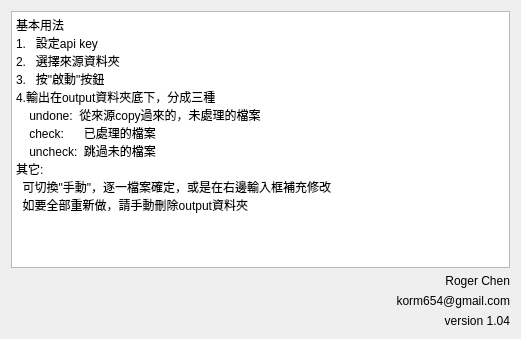
Old version of the form stageTr/LayerHelp.ui in the repository roger0816/L2TR.
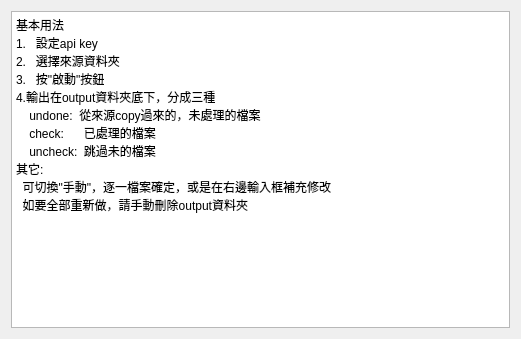
New version of the form.

The edit to the form file:
```diff
--- a/stageTr/LayerHelp.ui
+++ b/stageTr/LayerHelp.ui
@@ -14,16 +14,6 @@
    <string>Form</string>
   </property>
   <layout class="QGridLayout" name="gridLayout">
-   <item row="3" column="0">
-    <widget class="QLabel" name="label">
-     <property name="text">
-      <string>version 1.04</string>
-     </property>
-     <property name="alignment">
-      <set>Qt::AlignRight|Qt::AlignTrailing|Qt::AlignVCenter</set>
-     </property>
-    </widget>
-   </item>
    <item row="0" column="0">
     <widget class="QTextEdit" name="textEdit">
      <property name="readOnly">
@@ -38,26 +28,6 @@
      </property>
     </widget>
    </item>
-   <item row="1" column="0">
-    <widget class="QLabel" name="label_2">
-     <property name="text">
-      <string>Roger Chen</string>
-     </property>
-     <property name="alignment">
-      <set>Qt::AlignRight|Qt::AlignTrailing|Qt::AlignVCenter</set>
-     </property>
-    </widget>
-   </item>
-   <item row="2" column="0">
-    <widget class="QLabel" name="label_3">
-     <property name="text">
-      <string>korm654@gmail.com</string>
-     </property>
-     <property name="alignment">
-      <set>Qt::AlignRight|Qt::AlignTrailing|Qt::AlignVCenter</set>
-     </property>
-    </widget>
-   </item>
   </layout>
  </widget>
  <resources/>
```
